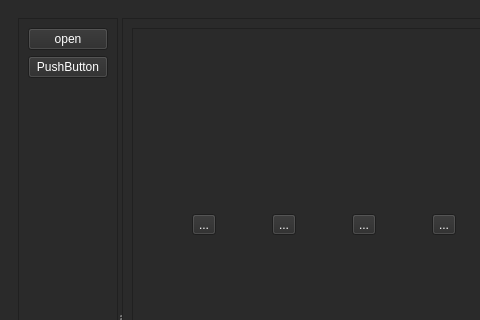
First picture: the form in projects/cnc/mainwindow.ui, repository krcwrhvgyxzqelljes/hal-core-2.0, before the edit; both pictures show x 0 to 480 and y 0 to 320 of the 1085 by 644 pixel window.
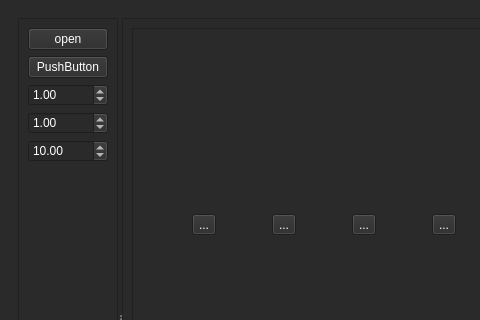
Second picture: the form after the edit. Icons and pictures are not drawn.

The edit to the form file:
```diff
--- a/projects/cnc/mainwindow.ui
+++ b/projects/cnc/mainwindow.ui
@@ -217,6 +217,36 @@
                </property>
               </widget>
              </item>
+             <item>
+              <widget class="QDoubleSpinBox" name="doubleSpinBox">
+               <property name="singleStep">
+                <double>0.100000000000000</double>
+               </property>
+               <property name="value">
+                <double>1.000000000000000</double>
+               </property>
+              </widget>
+             </item>
+             <item>
+              <widget class="QDoubleSpinBox" name="doubleSpinBox_2">
+               <property name="singleStep">
+                <double>0.100000000000000</double>
+               </property>
+               <property name="value">
+                <double>1.000000000000000</double>
+               </property>
+              </widget>
+             </item>
+             <item>
+              <widget class="QDoubleSpinBox" name="doubleSpinBox_3">
+               <property name="singleStep">
+                <double>0.100000000000000</double>
+               </property>
+               <property name="value">
+                <double>10.000000000000000</double>
+               </property>
+              </widget>
+             </item>
              <item>
               <spacer name="verticalSpacer">
                <property name="orientation">
```
